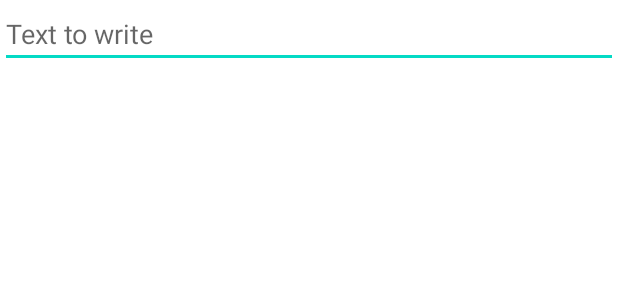
After one commit to Nowocinski/Android-LiveDataMVVM, an Android app: the layout fragment_1.xml on its own in the app's theme, with its tools: preview values and no code run, on a phone screen of 412 x 824 dp. The commit adds this screen. Shown: the top 300 px of the screen. Run offline under Robolectric (Android 15) with nearby library versions, the phone set to English and light mode, and no system bars.

Commit message:
Create fragment1 and fragment2

```diff
--- /dev/null
+++ b/app/src/main/res/layout/fragment_1.xml
@@ -0,0 +1,16 @@
+<?xml version="1.0" encoding="utf-8"?>
+<FrameLayout xmlns:android="http://schemas.android.com/apk/res/android"
+    xmlns:tools="http://schemas.android.com/tools"
+    android:layout_width="match_parent"
+    android:layout_height="match_parent"
+    tools:context=".Fragment1">
+
+    <EditText
+        android:layout_width="match_parent"
+        android:layout_height="wrap_content"
+        android:inputType="textPersonName"
+        android:hint="@string/text_to_write"
+        android:ems="10"
+        android:id="@+id/editText" />
+
+</FrameLayout>
--- a/app/src/main/res/values/strings.xml
+++ b/app/src/main/res/values/strings.xml
@@ -1,3 +1,5 @@
 <resources>
     <string name="app_name">LiveDataMVVM</string>
+    <string name="text_to_write">Text to write</string>
+    <string name="text_to_display">Text to display</string>
 </resources>
```
Also changed, not shown: app/src/main/java/com/example/livedatamvvm/Fragment1.java (added, +17 -0 lines), app/src/main/java/com/example/livedatamvvm/Fragment2.java (added, +17 -0 lines), app/src/main/res/layout/activity_main.xml (+14 -10 lines), app/src/main/res/layout/fragment_2.xml (added, +15 -0 lines).
